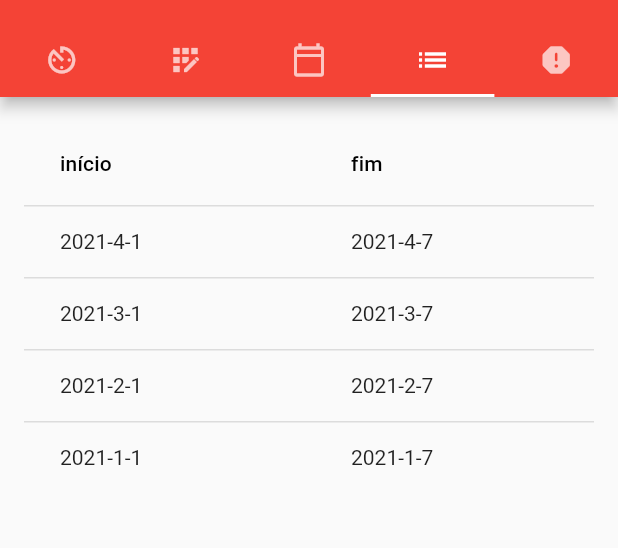
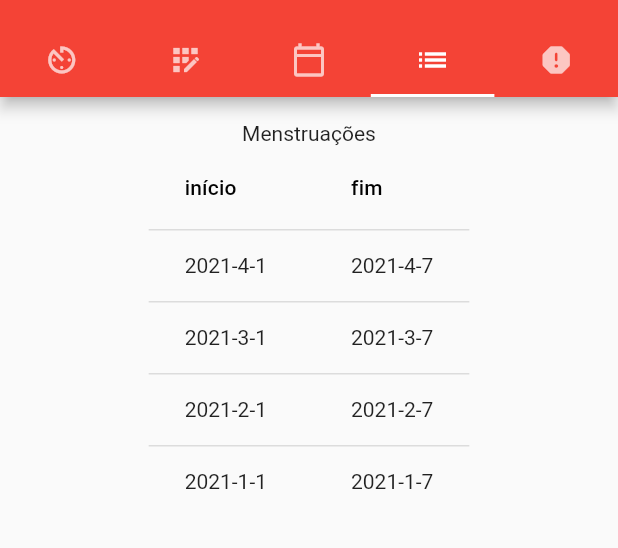
Before and after one commit to konkah/the-problem-manager, a Flutter app: the screen it shows after launch, tab 4 chosen, on a phone screen of 412 x 824 dp, the part 59-607 px from its top. Run offline on Flutter 3.47's test engine with Material 2 defaults, Android fonts, the phone set to English and light mode, and no system bars.

Commit message:
add titles

```diff
--- a/the_problem_manager/lib/datesForm.dart
+++ b/the_problem_manager/lib/datesForm.dart
@@ -24,6 +24,7 @@ class DatesFormState extends State {
       child: SingleChildScrollView(
         child: Column(
           children: [
+            Text("Cadastrar mentruação"),
             startField(),
             endField(),
             button(),
--- a/the_problem_manager/lib/menstruationList.dart
+++ b/the_problem_manager/lib/menstruationList.dart
@@ -1,10 +1,19 @@
 import 'package:flutter/material.dart';
-
-import 'datesData.dart';
 
 class MenstruationList extends StatelessWidget {
   @override
   Widget build(BuildContext context) {
+    return SingleChildScrollView(
+      child: Column(
+        children: [
+          Text("Menstruações"),
+          table(),
+        ],
+      ),
+    );
+  }
+
+  Widget table() {
     return DataTable(
       columns: [
         DataColumn(
--- a/the_problem_manager/lib/nameForm.dart
+++ b/the_problem_manager/lib/nameForm.dart
@@ -24,6 +24,7 @@ class NameFormState extends State {
       child: SingleChildScrollView(
         child: Column(
           children: [
+            Text("Dados das pessoas"),
             yourNameField(),
             personOptions(),
             button(),
```
